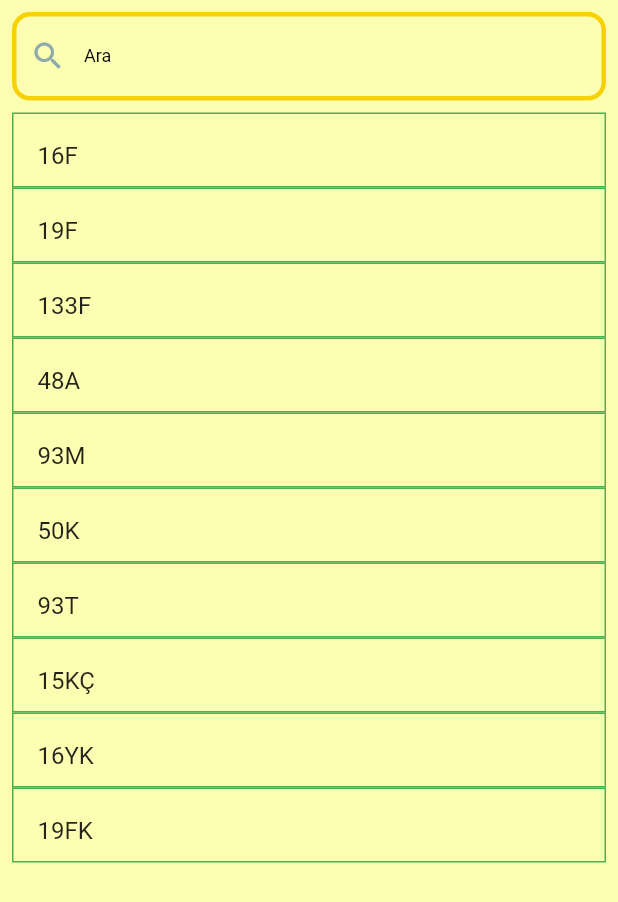
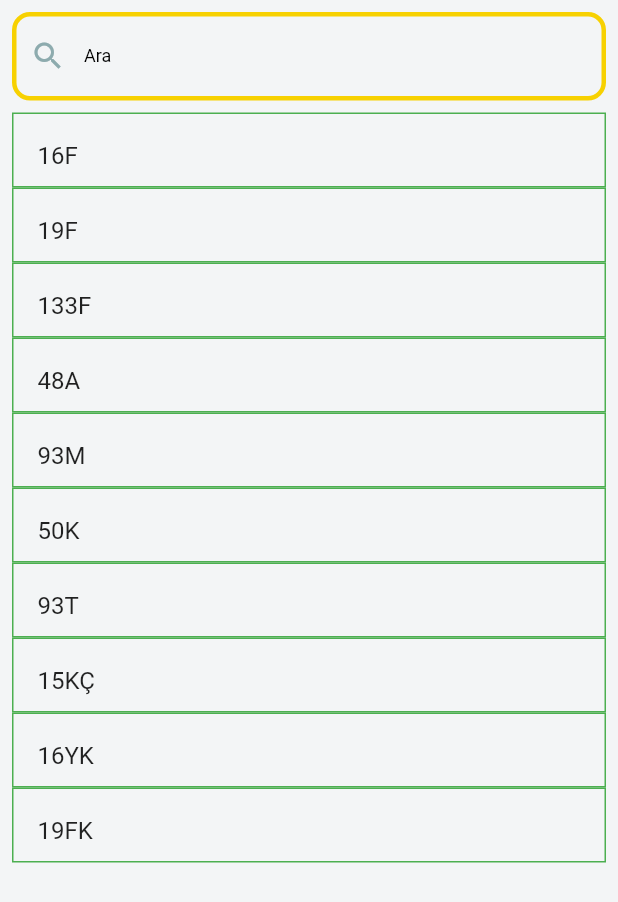
Before and after one commit to o-gkmn/bus_time, a Flutter app: the HomeScreen screen opened directly, after a tap on "Otobüs Listesi", on a phone screen of 412 x 824 dp. Shown: the top 902 px of the screen. Run offline on Flutter 3.47's test engine with Material 2 defaults, Android fonts, the phone set to English and light mode, and no system bars; statements that could not run were skipped.

Commit message:
Designing bus list screen

```diff
--- a/lib/home/view/home_screen.dart
+++ b/lib/home/view/home_screen.dart
@@ -69,17 +69,12 @@ class _SearchBar extends StatelessWidget {
       decoration: InputDecoration(
         enabledBorder: OutlineInputBorder(
           borderSide:
-              BorderSide(color: Theme.of(context).primaryColor, width: 3),
-          borderRadius: BorderRadius.circular(12.0),
-        ),
-        disabledBorder: OutlineInputBorder(
-          borderSide:
-              BorderSide(color: Theme.of(context).primaryColor, width: 3),
+              BorderSide(color: Theme.of(context).primaryColor, width: 3.0),
           borderRadius: BorderRadius.circular(12.0),
         ),
         focusedBorder: OutlineInputBorder(
           borderSide:
-              BorderSide(color: Theme.of(context).primaryColor, width: 3),
+              BorderSide(color: Theme.of(context).primaryColor, width: 3.0),
           borderRadius: BorderRadius.circular(12.0),
         ),
         labelText: "Ara",
--- a/lib/theme.dart/src/custom_theme.dart
+++ b/lib/theme.dart/src/custom_theme.dart
@@ -3,7 +3,7 @@ import 'package:flutter/material.dart';
 class CustomTheme {
   CustomTheme._();
 
-  static const Color _lightScaffoldBackgroundColor = Color(0xFFFCFFB2);
+  static const Color _lightScaffoldBackgroundColor = Color(0xFFf3f5f6);
   static const Color _lightPrimaryColor = Color(0xfff7d101);
   static const Color _lightIconThemeColor = Color(0xff8DABAE);
   static const Color _lightMediumLabelTextColor = Color(0xff000000);
--- a/pubspec.yaml
+++ b/pubspec.yaml
@@ -55,7 +55,6 @@ dev_dependencies:
 flutter:
   assets:
     - logo.png
-    - huseyin.jpg
   # The following line ensures that the Material Icons font is
   # included with your application, so that you can use the icons in
   # the material Icons class.
```
Also changed, not shown: 1 other file.
